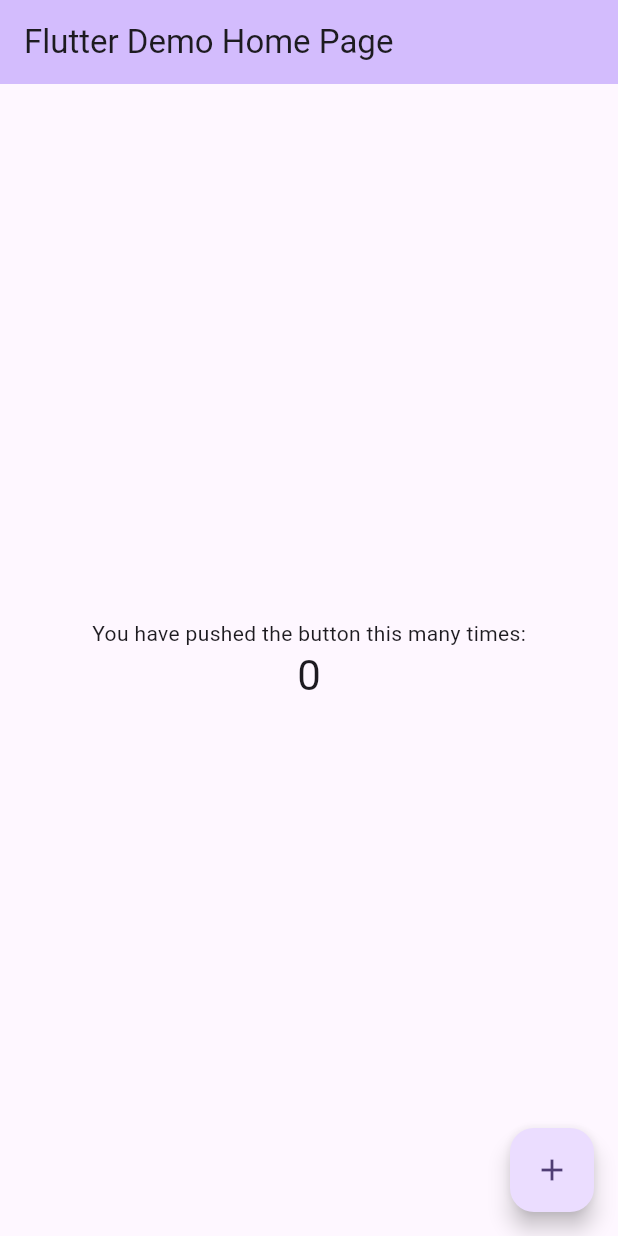
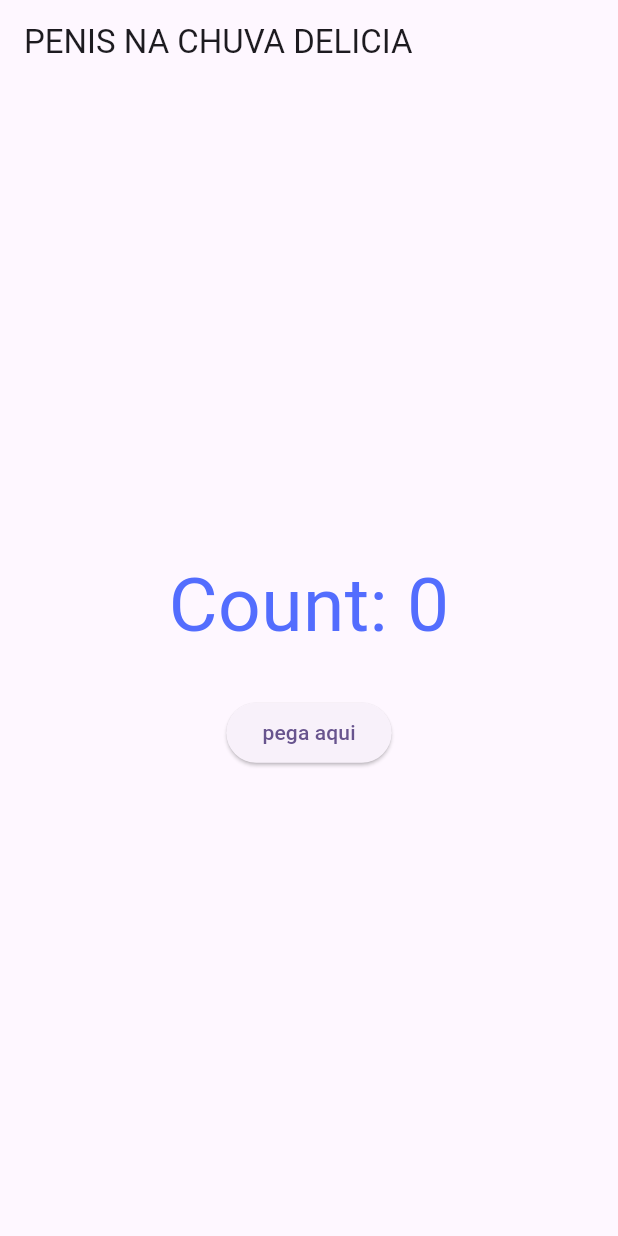
Before and after one commit to Guibertagna/cursoflutter, a Flutter app: the screen it shows after launch, on a phone screen of 412 x 824 dp. Run offline on Flutter 3.47's test engine with Material 3 defaults, Android fonts, the phone set to English and light mode, and no system bars.

Commit message:
mais umas coisa

```diff
--- a/lib/main.dart
+++ b/lib/main.dart
@@ -6,117 +6,48 @@ void main() {
 
 class MyApp extends StatelessWidget {
   const MyApp({super.key});
-
-  // This widget is the root of your application.
   @override
   Widget build(BuildContext context) {
     return MaterialApp(
-      title: 'Flutter Demo',
+      title: 'Flutter demo',
       theme: ThemeData(
-        // This is the theme of your application.
-        //
-        // TRY THIS: Try running your application with "flutter run". You'll see
-        // the application has a purple toolbar. Then, without quitting the app,
-        // try changing the seedColor in the colorScheme below to Colors.green
-        // and then invoke "hot reload" (save your changes or press the "hot
-        // reload" button in a Flutter-supported IDE, or press "r" if you used
-        // the command line to start the app).
-        //
-        // Notice that the counter didn't reset back to zero; the application
-        // state is not lost during the reload. To reset the state, use hot
-        // restart instead.
-        //
-        // This works for code too, not just values: Most code changes can be
-        // tested with just a hot reload.
         colorScheme: ColorScheme.fromSeed(seedColor: Colors.deepPurple),
       ),
-      home: const MyHomePage(title: 'Flutter Demo Home Page'),
+      home: Scaffold(
+        appBar: AppBar(title: Text("PENIS NA CHUVA DELICIA")),
+        body: meuStetalles(),
+      ),
     );
   }
 }
 
-class MyHomePage extends StatefulWidget {
-  const MyHomePage({super.key, required this.title});
-
-  // This widget is the home page of your application. It is stateful, meaning
-  // that it has a State object (defined below) that contains fields that affect
-  // how it looks.
-
-  // This class is the configuration for the state. It holds the values (in this
-  // case the title) provided by the parent (in this case the App widget) and
-  // used by the build method of the State. Fields in a Widget subclass are
-  // always marked "final".
-
-  final String title;
-
-  @override
-  State<MyHomePage> createState() => _MyHomePageState();
-}
-
-class _MyHomePageState extends State<MyHomePage> {
-  int _counter = 0;
-
-  void _incrementCounter() {
-    setState(() {
-      // This call to setState tells the Flutter framework that something has
-      // changed in this State, which causes it to rerun the build method below
-      // so that the display can reflect the updated values. If we changed
-      // _counter without calling setState(), then the build method would not be
-      // called again, and so nothing would appear to happen.
-      _counter++;
-    });
-  }
+class meuStetalles extends StatelessWidget {
+  const meuStetalles({super.key});
 
   @override
   Widget build(BuildContext context) {
-    // This method is rerun every time setState is called, for instance as done
-    // by the _incrementCounter method above.
-    //
-    // The Flutter framework has been optimized to make rerunning build methods
-    // fast, so that you can just rebuild anything that needs updating rather
-    // than having to individually change instances of widgets.
-    return Scaffold(
-      appBar: AppBar(
-        // TRY THIS: Try changing the color here to a specific color (to
-        // Colors.amber, perhaps?) and trigger a hot reload to see the AppBar
-        // change color while the other colors stay the same.
-        backgroundColor: Theme.of(context).colorScheme.inversePrimary,
-        // Here we take the value from the MyHomePage object that was created by
-        // the App.build method, and use it to set our appbar title.
-        title: Text(widget.title),
-      ),
-      body: Center(
-        // Center is a layout widget. It takes a single child and positions it
-        // in the middle of the parent.
-        child: Column(
-          // Column is also a layout widget. It takes a list of children and
-          // arranges them vertically. By default, it sizes itself to fit its
-          // children horizontally, and tries to be as tall as its parent.
-          //
-          // Column has various properties to control how it sizes itself and
-          // how it positions its children. Here we use mainAxisAlignment to
-          // center the children vertically; the main axis here is the vertical
-          // axis because Columns are vertical (the cross axis would be
-          // horizontal).
-          //
-          // TRY THIS: Invoke "debug painting" (choose the "Toggle Debug Paint"
-          // action in the IDE, or press "p" in the console), to see the
-          // wireframe for each widget.
+    int count = 0;
+    return Column(
+      mainAxisAlignment: MainAxisAlignment.center,
+      crossAxisAlignment: CrossAxisAlignment.center,
+      children: [
+        Row(
           mainAxisAlignment: MainAxisAlignment.center,
-          children: <Widget>[
-            const Text('You have pushed the button this many times:'),
+          children: [
             Text(
-              '$_counter',
-              style: Theme.of(context).textTheme.headlineMedium,
+              "Count: $count",
+              style: TextStyle(fontSize: 50, color: Colors.indigoAccent),
             ),
           ],
         ),
-      ),
-      floatingActionButton: FloatingActionButton(
-        onPressed: _incrementCounter,
-        tooltip: 'Increment',
-        child: const Icon(Icons.add),
-      ), // This trailing comma makes auto-formatting nicer for build methods.
+        SizedBox(height: 25),
+        ElevatedButton(
+          onPressed: () {
+            count++;
+          },
+          child: Text('pega aqui'),
+        ),
+      ],
     );
   }
 }
```
